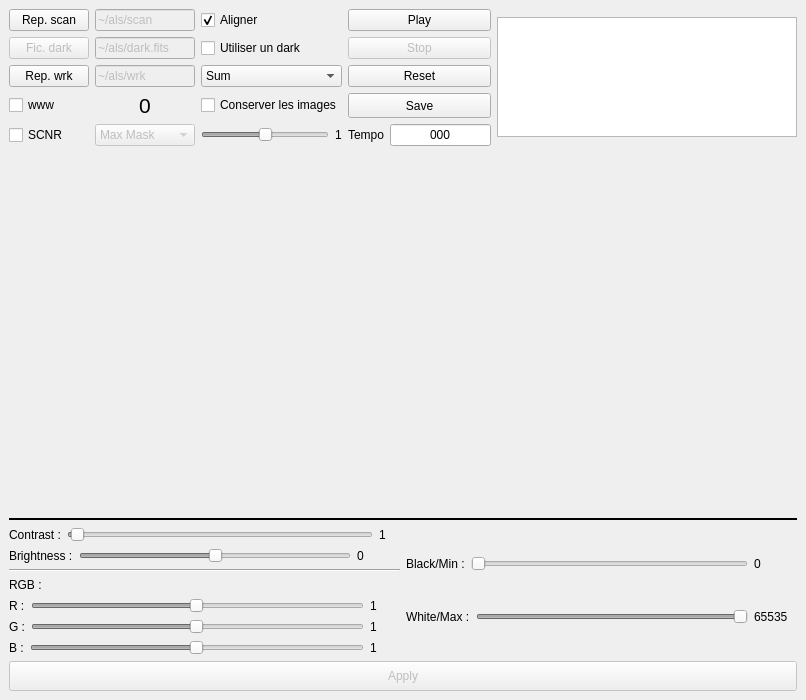
First picture: the form in alsui.ui, repository gehelem/als, before the edit.
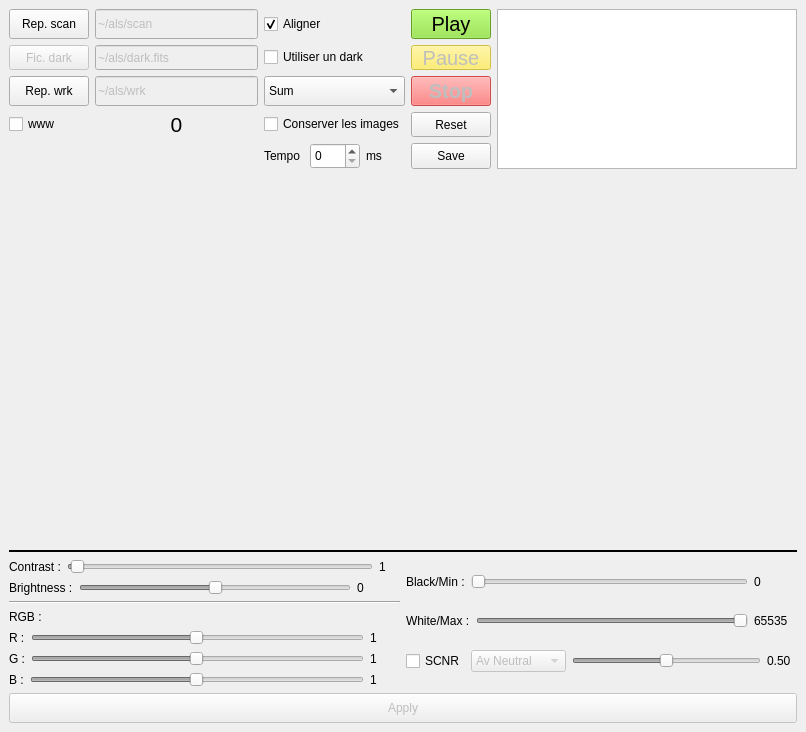
Second picture: the form after the edit. Icons and pictures are not drawn.

Commit message: little gui correction, add scnr in postprocess script

What changed in the file:
```diff
--- a/alsui.ui
+++ b/alsui.ui
@@ -7,7 +7,7 @@
     <x>0</x>
     <y>0</y>
     <width>806</width>
-    <height>700</height>
+    <height>732</height>
    </rect>
   </property>
   <property name="minimumSize">
@@ -28,19 +28,45 @@
         <property name="sizeConstraint">
          <enum>QLayout::SetMinimumSize</enum>
         </property>
-        <item row="1" column="1">
-         <widget class="QLineEdit" name="tDark">
-          <property name="enabled">
-           <bool>false</bool>
-          </property>
+        <item row="4" column="2">
+         <widget class="QCheckBox" name="cbKeep">
           <property name="maximumSize">
            <size>
             <width>16777215</width>
-            <height>30</height>
+            <height>20</height>
            </size>
           </property>
           <property name="text">
-           <string>~/als/dark.fits</string>
+           <string>Conserver les images</string>
+          </property>
+         </widget>
+        </item>
+        <item row="3" column="0">
+         <widget class="QPushButton" name="bBrowseWork">
+          <property name="maximumSize">
+           <size>
+            <width>80</width>
+            <height>40</height>
+           </size>
+          </property>
+          <property name="text">
+           <string>Rep. wrk</string>
+          </property>
+         </widget>
+        </item>
+        <item row="0" column="2">
+         <widget class="QCheckBox" name="cbAlign">
+          <property name="maximumSize">
+           <size>
+            <width>150</width>
+            <height>20</height>
+           </size>
+          </property>
+          <property name="text">
+           <string>Aligner</string>
+          </property>
+          <property name="checked">
+           <bool>true</bool>
           </property>
          </widget>
         </item>
@@ -64,6 +90,62 @@
           </item>
          </widget>
         </item>
+        <item row="1" column="0">
+         <widget class="QPushButton" name="bBrowseDark">
+          <property name="enabled">
+           <bool>false</bool>
+          </property>
+          <property name="maximumSize">
+           <size>
+            <width>80</width>
+            <height>40</height>
+           </size>
+          </property>
+          <property name="text">
+           <string>Fic. dark</string>
+          </property>
+         </widget>
+        </item>
+        <item row="5" column="2">
+         <layout class="QHBoxLayout" name="horizontalLayout_11">
+          <item>
+           <widget class="QLabel" name="label_10">
+            <property name="text">
+             <string>Tempo</string>
+            </property>
+           </widget>
+          </item>
+          <item>
+           <widget class="QSpinBox" name="tempo_value">
+            <property name="minimumSize">
+             <size>
+              <width>50</width>
+              <height>0</height>
+             </size>
+            </property>
+            <property name="maximumSize">
+             <size>
+              <width>16777215</width>
+              <height>30</height>
+             </size>
+            </property>
+            <property name="maximum">
+             <number>60</number>
+            </property>
+            <property name="value">
+             <number>0</number>
+            </property>
+           </widget>
+          </item>
+          <item>
+           <widget class="QLabel" name="label_4">
+            <property name="text">
+             <string>ms</string>
+            </property>
+           </widget>
+          </item>
+         </layout>
+        </item>
         <item row="0" column="1">
          <widget class="QLineEdit" name="tFolder">
           <property name="enabled">
@@ -80,16 +162,19 @@
           </property>
          </widget>
         </item>
-        <item row="3" column="0">
-         <widget class="QPushButton" name="bBrowseWork">
+        <item row="1" column="1">
+         <widget class="QLineEdit" name="tDark">
+          <property name="enabled">
+           <bool>false</bool>
+          </property>
           <property name="maximumSize">
            <size>
-            <width>80</width>
-            <height>40</height>
+            <width>16777215</width>
+            <height>30</height>
            </size>
           </property>
           <property name="text">
-           <string>Rep. wrk</string>
+           <string>~/als/dark.fits</string>
           </property>
          </widget>
         </item>
@@ -114,22 +199,6 @@
           </property>
          </widget>
         </item>
-        <item row="1" column="3">
-         <widget class="QPushButton" name="pbStop">
-          <property name="enabled">
-           <bool>false</bool>
-          </property>
-          <property name="maximumSize">
-           <size>
-            <width>16777215</width>
-            <height>30</height>
-           </size>
-          </property>
-          <property name="text">
-           <string>Stop</string>
-          </property>
-         </widget>
-        </item>
         <item row="0" column="0">
          <widget class="QPushButton" name="bBrowseFolder">
           <property name="sizePolicy">
@@ -168,35 +237,6 @@
           </property>
          </widget>
         </item>
-        <item row="1" column="0">
-         <widget class="QPushButton" name="bBrowseDark">
-          <property name="enabled">
-           <bool>false</bool>
-          </property>
-          <property name="maximumSize">
-           <size>
-            <width>80</width>
-            <height>40</height>
-           </size>
-          </property>
-          <property name="text">
-           <string>Fic. dark</string>
-          </property>
-         </widget>
-        </item>
-        <item row="4" column="2">
-         <widget class="QCheckBox" name="cbKeep">
-          <property name="maximumSize">
-           <size>
-            <width>16777215</width>
-            <height>20</height>
-           </size>
-          </property>
-          <property name="text">
-           <string>Conserver les images</string>
-          </property>
-         </widget>
-        </item>
         <item row="3" column="1">
          <widget class="QLineEdit" name="tWork">
           <property name="enabled">
@@ -213,35 +253,6 @@
           </property>
          </widget>
         </item>
-        <item row="0" column="2">
-         <widget class="QCheckBox" name="cbAlign">
-          <property name="maximumSize">
-           <size>
-            <width>150</width>
-            <height>20</height>
-           </size>
-          </property>
-          <property name="text">
-           <string>Aligner</string>
-          </property>
-          <property name="checked">
-           <bool>true</bool>
-          </property>
-         </widget>
-        </item>
-        <item row="4" column="3">
-         <widget class="QPushButton" name="pbSave">
-          <property name="maximumSize">
-           <size>
-            <width>16777215</width>
-            <height>30</height>
-           </size>
-          </property>
-          <property name="text">
-           <string>Save</string>
-          </property>
-         </widget>
-        </item>
         <item row="1" column="2">
          <widget class="QCheckBox" name="cbDark">
           <property name="maximumSize">
@@ -263,12 +274,33 @@
             <height>30</height>
            </size>
           </property>
+          <property name="font">
+           <font>
+            <pointsize>15</pointsize>
+           </font>
+          </property>
+          <property name="styleSheet">
+           <string notr="true">background-color: rgb(138, 226, 52)</string>
+          </property>
           <property name="text">
            <string>Play</string>
           </property>
          </widget>
         </item>
-        <item row="3" column="3">
+        <item row="5" column="3">
+         <widget class="QPushButton" name="pbSave">
+          <property name="maximumSize">
+           <size>
+            <width>16777215</width>
+            <height>30</height>
+           </size>
+          </property>
+          <property name="text">
+           <string>Save</string>
+          </property>
+         </widget>
+        </item>
+        <item row="4" column="3">
          <widget class="QPushButton" name="pbReset">
           <property name="maximumSize">
            <size>
@@ -281,91 +313,60 @@
           </property>
          </widget>
         </item>
-        <item row="5" column="0">
-         <widget class="QCheckBox" name="cbSCNR">
+        <item row="3" column="3">
+         <widget class="QPushButton" name="pbStop">
+          <property name="enabled">
+           <bool>false</bool>
+          </property>
+          <property name="maximumSize">
+           <size>
+            <width>16777215</width>
+            <height>30</height>
+           </size>
+          </property>
+          <property name="font">
+           <font>
+            <pointsize>15</pointsize>
+            <weight>75</weight>
+            <bold>true</bold>
+            <underline>false</underline>
+           </font>
+          </property>
+          <property name="toolTip">
+           <string/>
+          </property>
+          <property name="styleSheet">
+           <string notr="true">background-color: rgb(255, 89, 89)</string>
+          </property>
           <property name="text">
-           <string>SCNR</string>
+           <string>Stop</string>
           </property>
          </widget>
         </item>
-        <item row="5" column="1">
-         <widget class="QComboBox" name="cmSCNR">
+        <item row="1" column="3">
+         <widget class="QPushButton" name="pbPause">
           <property name="enabled">
            <bool>false</bool>
           </property>
-          <item>
-           <property name="text">
-            <string>Max Mask</string>
-           </property>
-          </item>
-          <item>
-           <property name="text">
-            <string>Add Mask</string>
-           </property>
-          </item>
-          <item>
-           <property name="text">
-            <string>Av Neutral</string>
-           </property>
-          </item>
-          <item>
-           <property name="text">
-            <string>Max Neutral</string>
-           </property>
-          </item>
+          <property name="maximumSize">
+           <size>
+            <width>16777215</width>
+            <height>25</height>
+           </size>
+          </property>
+          <property name="font">
+           <font>
+            <pointsize>15</pointsize>
+           </font>
+          </property>
+          <property name="styleSheet">
+           <string notr="true">background-color: rgb(252, 233, 79)</string>
+          </property>
+          <property name="text">
+           <string>Pause</string>
+          </property>
          </widget>
         </item>
-        <item row="5" column="2">
-         <layout class="QHBoxLayout" name="horizontalLayout_10">
-          <item>
-           <widget class="QSlider" name="SCNR_Slider">
-            <property name="enabled">
-             <bool>false</bool>
-            </property>
-            <property name="maximum">
-             <number>100</number>
-            </property>
-            <property name="value">
-             <number>50</number>
-            </property>
-            <property name="orientation">
-             <enum>Qt::Horizontal</enum>
-            </property>
-           </widget>
-          </item>
-          <item>
-           <widget class="QLabel" name="vSCNR">
-            <property name="text">
-             <string>1</string>
-            </property>
-           </widget>
-          </item>
-         </layout>
-        </item>
-        <item row="5" column="3">
-         <layout class="QHBoxLayout" name="horizontalLayout_11">
-          <item>
-           <widget class="QLabel" name="label_10">
-            <property name="text">
-             <string>Tempo</string>
-            </property>
-           </widget>
-          </item>
-          <item>
-           <widget class="QLineEdit" name="lTempo">
-            <property name="inputMask">
-             <string>000</string>
-            </property>
-            <property name="text">
-             <string>000</string>
-            </property>
-            <property name="alignment">
-             <set>Qt::AlignCenter</set>
-            </property>
-           </widget>
-          </item>
-         </layout>
-        </item>
        </layout>
       </item>
       <item>
@@ -379,7 +380,7 @@
         <property name="maximumSize">
          <size>
           <width>300</width>
-          <height>120</height>
+          <height>160</height>
          </size>
         </property>
        </widget>
@@ -909,6 +910,101 @@
           </item>
          </layout>
         </item>
+        <item>
+         <layout class="QHBoxLayout" name="horizontalLayout_12">
+          <item>
+           <layout class="QHBoxLayout" name="horizontalLayout_13">
+            <item>
+             <widget class="QCheckBox" name="cbSCNR">
+              <property name="maximumSize">
+               <size>
+                <width>16777215</width>
+                <height>30</height>
+               </size>
+              </property>
+              <property name="text">
+               <string>SCNR</string>
+              </property>
+             </widget>
+            </item>
+            <item>
+             <widget class="QComboBox" name="cmSCNR">
+              <property name="enabled">
+               <bool>false</bool>
+              </property>
+              <property name="maximumSize">
+               <size>
+                <width>16777215</width>
+                <height>30</height>
+               </size>
+              </property>
+              <item>
+               <property name="text">
+                <string>Av Neutral</string>
+               </property>
+              </item>
+              <item>
+               <property name="text">
+                <string>Max Neutral</string>
+               </property>
+              </item>
+              <item>
+               <property name="text">
+                <string>Add Mask</string>
+               </property>
+              </item>
+              <item>
+               <property name="text">
+                <string>Max Mask</string>
+               </property>
+              </item>
+             </widget>
+            </item>
+            <item>
+             <widget class="QSlider" name="SCNR_Slider">
+              <property name="enabled">
+               <bool>false</bool>
+              </property>
+              <property name="maximumSize">
+               <size>
+                <width>16777215</width>
+                <height>20</height>
+               </size>
+              </property>
+              <property name="maximum">
+               <number>100</number>
+              </property>
+              <property name="value">
+               <number>50</number>
+              </property>
+              <property name="orientation">
+               <enum>Qt::Horizontal</enum>
+              </property>
+             </widget>
+            </item>
+            <item>
+             <widget class="QLabel" name="SCNR_value">
+              <property name="minimumSize">
+               <size>
+                <width>30</width>
+                <height>0</height>
+               </size>
+              </property>
+              <property name="maximumSize">
+               <size>
+                <width>16777215</width>
+                <height>20</height>
+               </size>
+              </property>
+              <property name="text">
+               <string>0.50</string>
+              </property>
+             </widget>
+            </item>
+           </layout>
+          </item>
+         </layout>
+        </item>
        </layout>
       </item>
      </layout>
```
Left out of the diff: 112 changed lines with no effect on the pictures. The commit also changes 2 other files.
